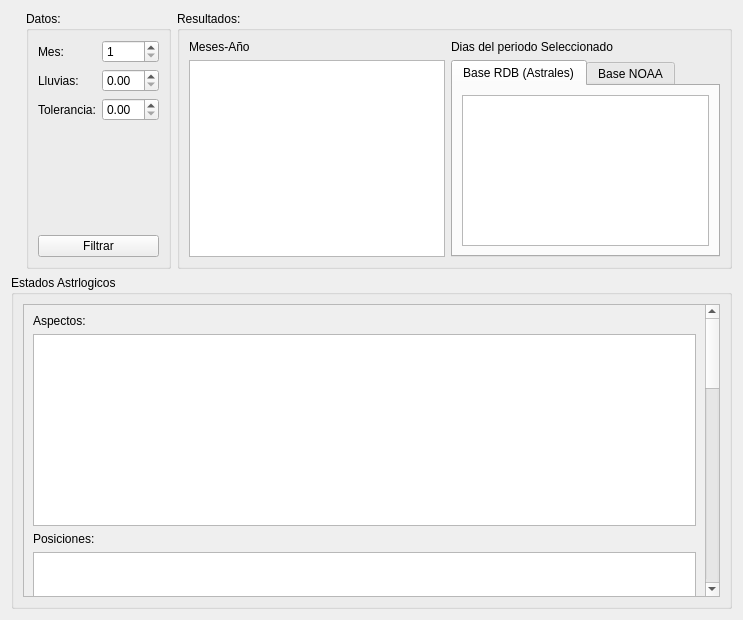
The window that MeteoAstrologia/processbymonths.ui (diegowald/meteo) describes before a commit, drawn with Qt 5.
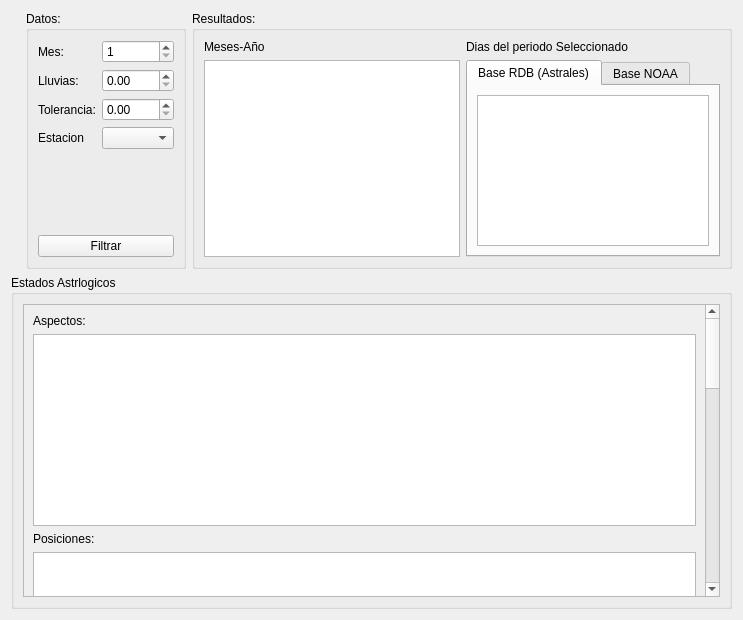
The same window after the commit. Icons and pictures are not drawn.

Commit message: Se añade la estacion de trabajo.

```diff
--- a/MeteoAstrologia/processbymonths.ui
+++ b/MeteoAstrologia/processbymonths.ui
@@ -70,6 +70,16 @@
           <item row="2" column="1">
            <widget class="QDoubleSpinBox" name="toleranciaDoubleSpinBox"/>
           </item>
+          <item row="3" column="0">
+           <widget class="QLabel" name="label_8">
+            <property name="text">
+             <string>Estacion</string>
+            </property>
+           </widget>
+          </item>
+          <item row="3" column="1">
+           <widget class="QComboBox" name="cboEstacion"/>
+          </item>
          </layout>
         </item>
         <item>
```
The commit also changes 48 other files.
